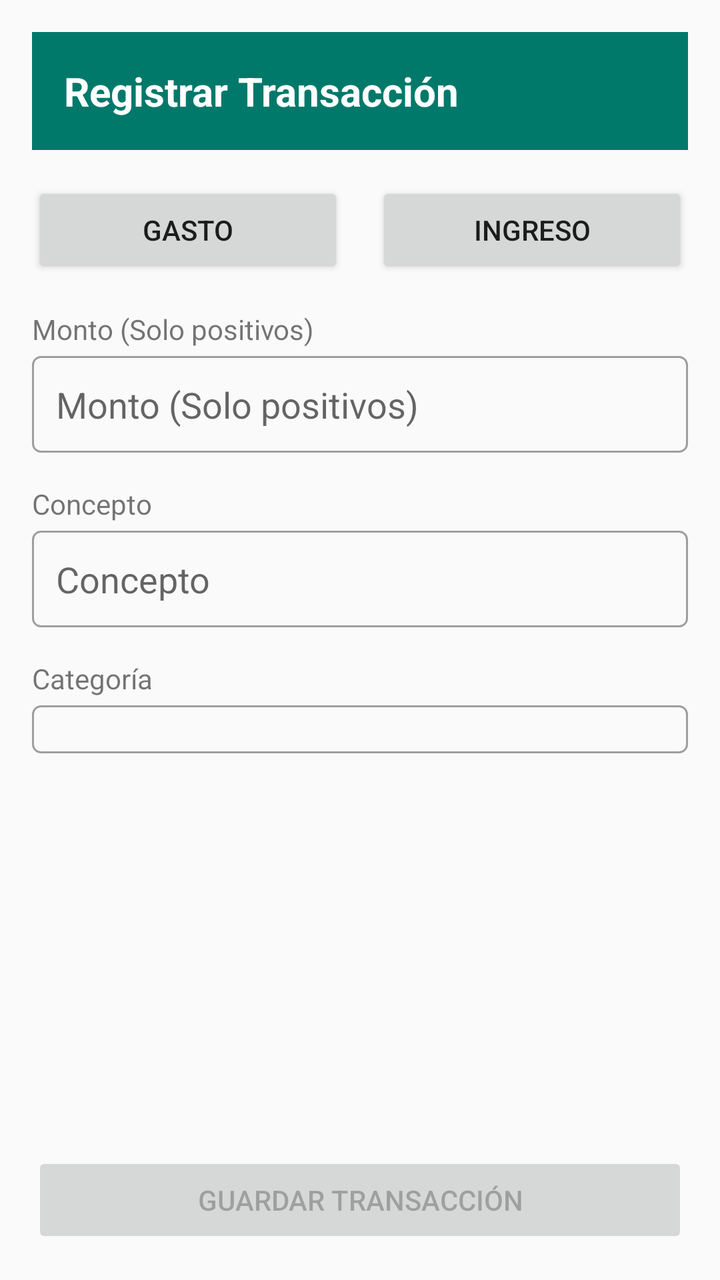
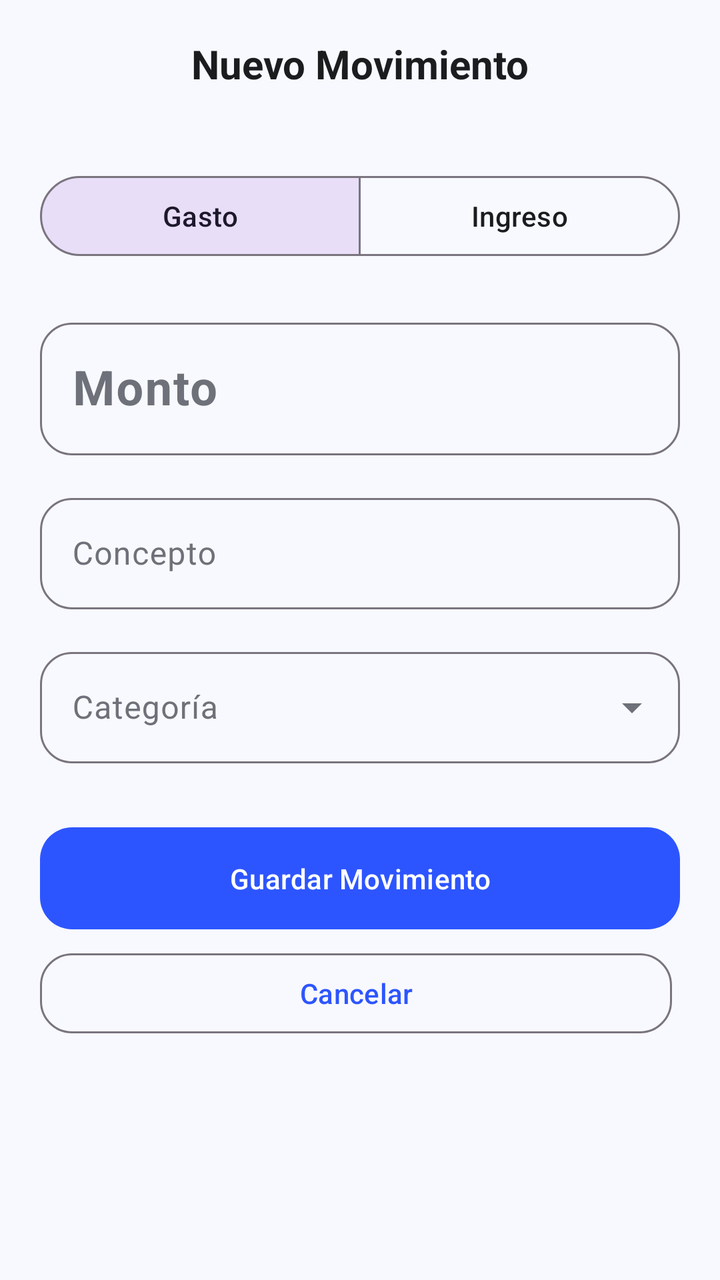

Screens rendered from an Android XML layout before and after an edit, with the pre-edit source and the edit as a unified diff.
<!-- AndroidManifest.xml: application theme Theme.Gastop -->
<!-- res/layout/fragment_add_movement.xml -->
<?xml version="1.0" encoding="utf-8"?>
<layout xmlns:android="http://schemas.android.com/apk/res/android"
    xmlns:tools="http://schemas.android.com/tools">

    <data>
        <variable
            name="viewModel"
            type="com.gastop.app.ui.viewmodel.GastopViewModel" />
    </data>

    <ScrollView
        android:layout_width="match_parent"
        android:layout_height="match_parent"
        android:fillViewport="true"
        tools:context=".ui.fragments.AddMovementFragment">

        <LinearLayout
            android:layout_width="match_parent"
            android:layout_height="wrap_content"
            android:orientation="vertical"
            android:padding="16dp">

            
            <TextView
                android:layout_width="match_parent"
                android:layout_height="wrap_content"
                android:background="@color/primary"
                android:padding="16dp"
                android:text="@string/registrar_transaccion"
                android:textColor="@color/white"
                android:textSize="20sp"
                android:textStyle="bold" />

            <View
                android:layout_width="match_parent"
                android:layout_height="16dp" />

            
            <LinearLayout
                android:layout_width="match_parent"
                android:layout_height="wrap_content"
                android:gravity="center"
                android:orientation="horizontal">

                <Button
                    android:id="@+id/btnGasto"
                    android:layout_width="0dp"
                    android:layout_height="wrap_content"
                    android:layout_marginEnd="8dp"
                    android:layout_weight="1"
                    android:text="@string/tipo_gasto" />

                <Button
                    android:id="@+id/btnIngreso"
                    android:layout_width="0dp"
                    android:layout_height="wrap_content"
                    android:layout_marginStart="8dp"
                    android:layout_weight="1"
                    android:text="@string/tipo_ingreso" />

            </LinearLayout>

            <View
                android:layout_width="match_parent"
                android:layout_height="16dp" />

            
            <TextView
                android:layout_width="wrap_content"
                android:layout_height="wrap_content"
                android:text="@string/monto_hint"
                android:textSize="14sp"
                android:layout_marginBottom="4dp" />

            <EditText
                android:id="@+id/etMonto"
                android:layout_width="match_parent"
                android:layout_height="wrap_content"
                android:layout_marginBottom="16dp"
                android:hint="@string/monto_hint"
                android:inputType="numberDecimal"
                android:padding="12dp"
                android:background="@drawable/bg_edittext" />

            
            <TextView
                android:layout_width="wrap_content"
                android:layout_height="wrap_content"
                android:text="@string/concepto_hint"
                android:textSize="14sp"
                android:layout_marginBottom="4dp" />

            <EditText
                android:id="@+id/etConcepto"
                android:layout_width="match_parent"
                android:layout_height="wrap_content"
                android:layout_marginBottom="16dp"
                android:hint="@string/concepto_hint"
                android:inputType="text"
                android:padding="12dp"
                android:background="@drawable/bg_edittext" />

            
            <TextView
                android:layout_width="wrap_content"
                android:layout_height="wrap_content"
                android:text="@string/categoria_hint"
                android:textSize="14sp"
                android:layout_marginBottom="4dp" />

            <Spinner
                android:id="@+id/spinnerCategoria"
                android:layout_width="match_parent"
                android:layout_height="wrap_content"
                android:layout_marginBottom="16dp"
                android:padding="12dp"
                android:background="@drawable/bg_edittext" />

            <View
                android:layout_width="match_parent"
                android:layout_height="0dp"
                android:layout_weight="1" />

            
            <Button
                android:id="@+id/btnGuardar"
                android:layout_width="match_parent"
                android:layout_height="wrap_content"
                android:text="@string/guardar_transaccion"
                android:enabled="false" />

        </LinearLayout>

    </ScrollView>

</layout>
<!-- resources referenced by this layout -->
<resources>
  <color name="primary">#FF00796B</color>
  <color name="white">#FFFFFFFF</color>
  <!-- drawable bg_edittext (drawable) -->
  <?xml version="1.0" encoding="utf-8"?>
  <shape xmlns:android="http://schemas.android.com/apk/res/android"
      android:shape="rectangle">
      <stroke
          android:width="1dp"
          android:color="@color/gray" />
      <corners android:radius="4dp" />
      <padding
          android:left="8dp"
          android:top="4dp"
          android:right="8dp"
          android:bottom="4dp" />
  </shape>
  <string name="categoria_hint">Categoría</string>
  <string name="concepto_hint">Concepto</string>
  <string name="guardar_transaccion">Guardar Transacción</string>
  <string name="monto_hint">Monto (Solo positivos)</string>
  <string name="registrar_transaccion">Registrar Transacción</string>
  <string name="tipo_gasto">Gasto</string>
  <string name="tipo_ingreso">Ingreso</string>
  <style name="Theme.Gastop" parent="Theme.AppCompat.Light.NoActionBar">
          <item name="colorPrimary">@color/primary</item>
          <item name="colorPrimaryDark">@color/primary_dark</item>
          <item name="colorAccent">@color/secondary</item>
          <item name="android:statusBarColor">@color/primary_dark</item>
      </style>
  <color name="gray">#FF9E9E9E</color>
  <color name="primary_dark">#FF004D40</color>
  <color name="secondary">#FF0288D1</color>
</resources>

<!-- the commit's change to res/layout/fragment_add_movement.xml (unified diff, before → after) -->
@@ -1,5 +1,6 @@
 <?xml version="1.0" encoding="utf-8"?>
 <layout xmlns:android="http://schemas.android.com/apk/res/android"
+    xmlns:app="http://schemas.android.com/apk/res-auto"
     xmlns:tools="http://schemas.android.com/tools">
 
     <data>
@@ -8,129 +9,179 @@
             type="com.gastop.app.ui.viewmodel.GastopViewModel" />
     </data>
 
-    <ScrollView
+    <androidx.coordinatorlayout.widget.CoordinatorLayout
         android:layout_width="match_parent"
         android:layout_height="match_parent"
-        android:fillViewport="true"
-        tools:context=".ui.fragments.AddMovementFragment">
+        android:background="@color/light_background">
 
-        <LinearLayout
+        <com.google.android.material.appbar.AppBarLayout
             android:layout_width="match_parent"
             android:layout_height="wrap_content"
-            android:orientation="vertical"
-            android:padding="16dp">
+            android:background="@android:color/transparent"
+            app:elevation="0dp">
+            <com.google.android.material.appbar.MaterialToolbar
+                android:layout_width="match_parent"
+                android:layout_height="?attr/actionBarSize">
+                <TextView
+                    android:id="@+id/tvTitulo"
+                    android:layout_width="wrap_content"
+                    android:layout_height="wrap_content"
+                    android:text="Nuevo Movimiento"
+                    android:textSize="20sp"
+                    android:textStyle="bold"
+                    android:textColor="@color/text_primary"
+                    android:layout_gravity="center" />
+            </com.google.android.material.appbar.MaterialToolbar>
+        </com.google.android.material.appbar.AppBarLayout>
 
-            
-            <TextView
-                android:layout_width="match_parent"
-                android:layout_height="wrap_content"
-                android:background="@color/primary"
-                android:padding="16dp"
-                android:text="@string/registrar_transaccion"
-                android:textColor="@color/white"
-                android:textSize="20sp"
-                android:textStyle="bold" />
+        <androidx.core.widget.NestedScrollView
+            android:layout_width="match_parent"
+            android:layout_height="match_parent"
+            app:layout_behavior="@string/appbar_scrolling_view_behavior"
+            android:padding="20dp">
 
-            <View
-                android:layout_width="match_parent"
-                android:layout_height="16dp" />
-
-            
             <LinearLayout
                 android:layout_width="match_parent"
                 android:layout_height="wrap_content"
-                android:gravity="center"
-                android:orientation="horizontal">
+                android:orientation="vertical">
 
-                <Button
-                    android:id="@+id/btnGasto"
-                    android:layout_width="0dp"
+                
+                <com.google.android.material.button.MaterialButtonToggleGroup
+                    android:id="@+id/toggleButton"
+                    android:layout_width="match_parent"
                     android:layout_height="wrap_content"
-                    android:layout_marginEnd="8dp"
-                    android:layout_weight="1"
-                    android:text="@string/tipo_gasto" />
+                    android:layout_marginBottom="24dp"
+                    app:singleSelection="true"
+                    app:selectionRequired="true"
+                    app:checkedButton="@+id/btnGasto">
 
-                <Button
-                    android:id="@+id/btnIngreso"
-                    android:layout_width="0dp"
+                    <Button
+                        android:id="@+id/btnGasto"
+                        style="?attr/materialButtonOutlinedStyle"
+                        android:layout_width="0dp"
+                        android:layout_height="wrap_content"
+                        android:layout_weight="1"
+                        android:text="Gasto" />
+
+                    <Button
+                        android:id="@+id/btnIngreso"
+                        style="?attr/materialButtonOutlinedStyle"
+                        android:layout_width="0dp"
+                        android:layout_height="wrap_content"
+                        android:layout_weight="1"
+                        android:text="Ingreso" />
+                </com.google.android.material.button.MaterialButtonToggleGroup>
+
+                
+                <com.google.android.material.textfield.TextInputLayout
+                    android:id="@+id/tilMonto"
+                    android:layout_width="match_parent"
                     android:layout_height="wrap_content"
-                    android:layout_marginStart="8dp"
-                    android:layout_weight="1"
-                    android:text="@string/tipo_ingreso" />
+                    android:hint="Monto"
+                    app:prefixText="$"
+                    app:prefixTextColor="@color/primary"
+                    style="@style/Widget.Material3.TextInputLayout.OutlinedBox"
+                    android:layout_marginBottom="16dp"
+                    app:boxCornerRadiusTopStart="16dp"
+                    app:boxCornerRadiusTopEnd="16dp"
+                    app:boxCornerRadiusBottomStart="16dp"
+                    app:boxCornerRadiusBottomEnd="16dp">
+
+                    <com.google.android.material.textfield.TextInputEditText
+                        android:id="@+id/etMonto"
+                        android:layout_width="match_parent"
+                        android:layout_height="wrap_content"
+                        android:inputType="numberDecimal"
+                        android:textSize="24sp"
+                        android:textStyle="bold" />
+                </com.google.android.material.textfield.TextInputLayout>
+
+                
+                <com.google.android.material.textfield.TextInputLayout
+                    android:layout_width="match_parent"
+                    android:layout_height="wrap_content"
+                    android:hint="Concepto"
+                    style="@style/Widget.Material3.TextInputLayout.OutlinedBox"
+                    android:layout_marginBottom="16dp"
+                    app:boxCornerRadiusTopStart="16dp"
+                    app:boxCornerRadiusTopEnd="16dp"
+                    app:boxCornerRadiusBottomStart="16dp"
+                    app:boxCornerRadiusBottomEnd="16dp">
+
+                    <com.google.android.material.textfield.TextInputEditText
+                        android:id="@+id/etConcepto"
+                        android:layout_width="match_parent"
+                        android:layout_height="wrap_content"
+                        android:inputType="textCapSentences" />
+                </com.google.android.material.textfield.TextInputLayout>
+
+                
+                <com.google.android.material.textfield.TextInputLayout
+                    android:layout_width="match_parent"
+                    android:layout_height="wrap_content"
+                    android:hint="Categoría"
+                    style="@style/Widget.Material3.TextInputLayout.OutlinedBox.ExposedDropdownMenu"
+                    android:layout_marginBottom="32dp"
+                    app:boxCornerRadiusTopStart="16dp"
+                    app:boxCornerRadiusTopEnd="16dp"
+                    app:boxCornerRadiusBottomStart="16dp"
+                    app:boxCornerRadiusBottomEnd="16dp">
+
+                    <AutoCompleteTextView
+                        android:id="@+id/spinnerCategoria"
+                        android:layout_width="match_parent"
+                        android:layout_height="wrap_content"
+                        android:inputType="none" />
+                </com.google.android.material.textfield.TextInputLayout>
+
+                
+                <LinearLayout
+                    android:layout_width="match_parent"
+                    android:layout_height="wrap_content"
+                    android:orientation="vertical">
+
+                    <Button
+                        android:id="@+id/btnGuardar"
+                        android:layout_width="match_parent"
+                        android:layout_height="wrap_content"
+                        android:text="Guardar Movimiento"
+                        android:paddingTop="16dp"
+                        android:paddingBottom="16dp"
+                        app:cornerRadius="16dp" />
+
+                    <LinearLayout
+                        android:layout_width="match_parent"
+                        android:layout_height="wrap_content"
+                        android:orientation="horizontal"
+                        android:layout_marginTop="8dp">
+
+                        <Button
+                            android:id="@+id/btnCancelar"
+                            style="?attr/materialButtonOutlinedStyle"
+                            android:layout_width="0dp"
+                            android:layout_height="wrap_content"
+                            android:layout_weight="1"
+                            android:text="Cancelar"
+                            android:layout_marginEnd="4dp"
+                            app:cornerRadius="16dp" />
+
+                        <Button
+                            android:id="@+id/btnEliminar"
+                            style="?attr/materialButtonOutlinedStyle"
+                            android:layout_width="0dp"
+                            android:layout_height="wrap_content"
+                            android:layout_weight="1"
+                            android:text="Eliminar"
+                            android:textColor="@color/error"
+                            app:strokeColor="@color/error"
+                            android:layout_marginStart="4dp"
+                            app:cornerRadius="16dp"
+                            android:visibility="gone" />
+                    </LinearLayout>
+                </LinearLayout>
 
             </LinearLayout>
+        </androidx.core.widget.NestedScrollView>
 
-            <View
-                android:layout_width="match_parent"
-                android:layout_height="16dp" />
-
-            
-            <TextView
-                android:layout_width="wrap_content"
-                android:layout_height="wrap_content"
-                android:text="@string/monto_hint"
-                android:textSize="14sp"
-                android:layout_marginBottom="4dp" />
-
-            <EditText
-                android:id="@+id/etMonto"
-                android:layout_width="match_parent"
-                android:layout_height="wrap_content"
-                android:layout_marginBottom="16dp"
-                android:hint="@string/monto_hint"
-                android:inputType="numberDecimal"
-                android:padding="12dp"
-                android:background="@drawable/bg_edittext" />
-
-            
-            <TextView
-                android:layout_width="wrap_content"
-                android:layout_height="wrap_content"
-                android:text="@string/concepto_hint"
-                android:textSize="14sp"
-                android:layout_marginBottom="4dp" />
-
-            <EditText
-                android:id="@+id/etConcepto"
-                android:layout_width="match_parent"
-                android:layout_height="wrap_content"
-                android:layout_marginBottom="16dp"
-                android:hint="@string/concepto_hint"
-                android:inputType="text"
-                android:padding="12dp"
-                android:background="@drawable/bg_edittext" />
-
-            
-            <TextView
-                android:layout_width="wrap_content"
-                android:layout_height="wrap_content"
-                android:text="@string/categoria_hint"
-                android:textSize="14sp"
-                android:layout_marginBottom="4dp" />
-
-            <Spinner
-                android:id="@+id/spinnerCategoria"
-                android:layout_width="match_parent"
-                android:layout_height="wrap_content"
-                android:layout_marginBottom="16dp"
-                android:padding="12dp"
-                android:background="@drawable/bg_edittext" />
-
-            <View
-                android:layout_width="match_parent"
-                android:layout_height="0dp"
-                android:layout_weight="1" />
-
-            
-            <Button
-                android:id="@+id/btnGuardar"
-                android:layout_width="match_parent"
-                android:layout_height="wrap_content"
-                android:text="@string/guardar_transaccion"
-                android:enabled="false" />
-
-        </LinearLayout>
-
-    </ScrollView>
-
+    </androidx.coordinatorlayout.widget.CoordinatorLayout>
 </layout>
<!-- resource entries referenced after the edit -->
@@ -1,36 +1,54 @@
 <!-- resources referenced by this layout -->
 <resources>
-  <color name="primary">#FF00796B</color>
+  <color name="error">#FFFF5252</color>
+  <color name="light_background">#FFF8F9FE</color>
+  <color name="primary">#FF2D55FF</color>
+  <color name="text_primary">#FF1A1C1E</color>
   <color name="white">#FFFFFFFF</color>
-  <!-- drawable bg_edittext (drawable) -->
-  <?xml version="1.0" encoding="utf-8"?>
-  <shape xmlns:android="http://schemas.android.com/apk/res/android"
-      android:shape="rectangle">
-      <stroke
-          android:width="1dp"
-          android:color="@color/gray" />
-      <corners android:radius="4dp" />
-      <padding
-          android:left="8dp"
-          android:top="4dp"
-          android:right="8dp"
-          android:bottom="4dp" />
-  </shape>
-  <string name="categoria_hint">Categoría</string>
-  <string name="concepto_hint">Concepto</string>
-  <string name="guardar_transaccion">Guardar Transacción</string>
-  <string name="monto_hint">Monto (Solo positivos)</string>
-  <string name="registrar_transaccion">Registrar Transacción</string>
-  <string name="tipo_gasto">Gasto</string>
-  <string name="tipo_ingreso">Ingreso</string>
-  <style name="Theme.Gastop" parent="Theme.AppCompat.Light.NoActionBar">
+  <style name="Theme.Gastop" parent="Theme.Material3.DayNight.NoActionBar">
+          
           <item name="colorPrimary">@color/primary</item>
-          <item name="colorPrimaryDark">@color/primary_dark</item>
-          <item name="colorAccent">@color/secondary</item>
-          <item name="android:statusBarColor">@color/primary_dark</item>
+          <item name="colorOnPrimary">@color/white</item>
+          <item name="colorPrimaryContainer">#DDE3FF</item>
+          <item name="colorOnPrimaryContainer">@color/primary_dark</item>
+  
+          <item name="colorSecondary">@color/secondary</item>
+          <item name="colorOnSecondary">@color/white</item>
+  
+          <item name="colorError">@color/error</item>
+          <item name="colorOnError">@color/white</item>
+  
+          
+          <item name="android:windowBackground">@color/light_background</item>
+          <item name="colorSurface">@color/surface</item>
+          <item name="colorOnSurface">@color/text_primary</item>
+          <item name="colorSurfaceVariant">@color/surface_variant</item>
+          <item name="colorOnSurfaceVariant">@color/text_secondary</item>
+  
+          
+          <item name="cardViewStyle">@style/Widget.Gastop.Card</item>
+          <item name="materialButtonStyle">@style/Widget.Gastop.Button</item>
+  
+          
+          <item name="android:statusBarColor">@color/light_background</item>
+          <item name="android:windowLightStatusBar">true</item>
       </style>
-  <color name="gray">#FF9E9E9E</color>
-  <color name="primary_dark">#FF004D40</color>
-  <color name="secondary">#FF0288D1</color>
+  <color name="primary_dark">#FF1A237E</color>
+  <color name="secondary">#FF00D4FF</color>
+  <color name="surface">#FFFFFFFF</color>
+  <color name="surface_variant">#FFF1F3F9</color>
+  <color name="text_secondary">#FF6E7179</color>
+  <style name="Widget.Gastop.Card" parent="Widget.Material3.CardView.Elevated">
+          <item name="cardCornerRadius">20dp</item>
+          <item name="cardElevation">4dp</item>
+          <item name="strokeWidth">0dp</item>
+      </style>
+  <style name="Widget.Gastop.Button" parent="Widget.Material3.Button">
+          <item name="cornerRadius">12dp</item>
+          <item name="android:paddingTop">12dp</item>
+          <item name="android:paddingBottom">12dp</item>
+          <item name="android:insetTop">0dp</item>
+          <item name="android:insetBottom">0dp</item>
+      </style>
 </resources>
 
